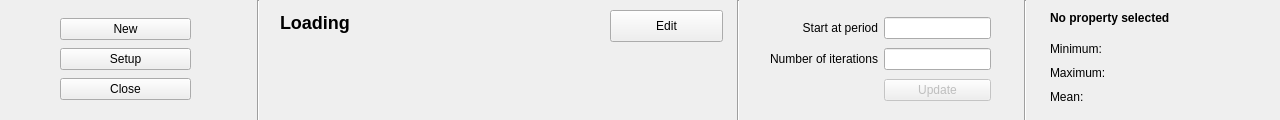
Before: the Qt Designer form controlwidget.ui in Obson/MicroSim-GUI, drawn with Qt 5.
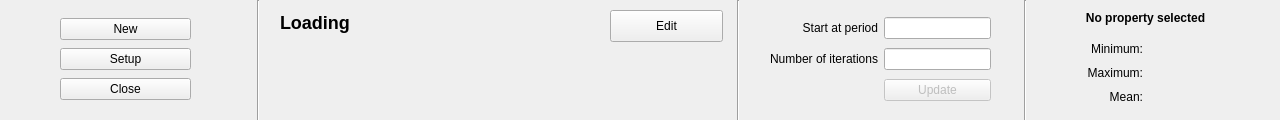
After: the same form once the commit is applied.

Diff of the .ui file:
```diff
--- a/controlwidget.ui
+++ b/controlwidget.ui
@@ -25,6 +25,9 @@
    <property name="text">
     <string>&lt;html&gt;&lt;head/&gt;&lt;body&gt;&lt;p&gt;&lt;span style=&quot; font-weight:600;&quot;&gt;No property selected&lt;/span&gt;&lt;/p&gt;&lt;/body&gt;&lt;/html&gt;</string>
    </property>
+   <property name="alignment">
+    <set>Qt::AlignCenter</set>
+   </property>
   </widget>
   <widget class="QWidget" name="layoutWidget">
    <property name="geometry">
@@ -77,7 +80,7 @@
   <widget class="QWidget" name="layoutWidget">
    <property name="geometry">
     <rect>
-     <x>1050</x>
+     <x>1080</x>
      <y>40</y>
      <width>132</width>
      <height>66</height>
@@ -89,6 +92,9 @@
       <property name="text">
        <string>Minimum:</string>
       </property>
+      <property name="alignment">
+       <set>Qt::AlignRight|Qt::AlignTrailing|Qt::AlignVCenter</set>
+      </property>
      </widget>
     </item>
     <item row="0" column="1">
@@ -103,6 +109,9 @@
       <property name="text">
        <string>Maximum:</string>
       </property>
+      <property name="alignment">
+       <set>Qt::AlignRight|Qt::AlignTrailing|Qt::AlignVCenter</set>
+      </property>
      </widget>
     </item>
     <item row="1" column="1">
@@ -117,6 +126,9 @@
       <property name="text">
        <string>Mean:</string>
       </property>
+      <property name="alignment">
+       <set>Qt::AlignRight|Qt::AlignTrailing|Qt::AlignVCenter</set>
+      </property>
      </widget>
     </item>
     <item row="2" column="1">
```
